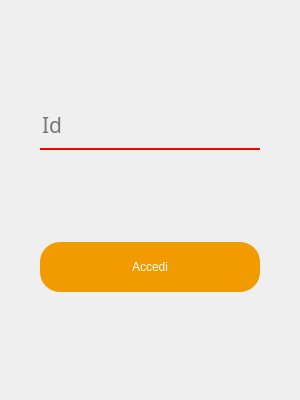
Above: projectIS/home/view/vistalogamm.ui from chritianchiappa/progetto_panificio before the change. Below: the same form after it.
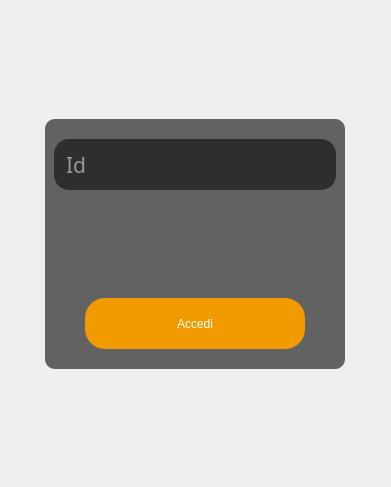
That is the form after the change.

The edit to the form file:
```diff
--- a/projectIS/home/view/vistalogamm.ui
+++ b/projectIS/home/view/vistalogamm.ui
@@ -6,13 +6,13 @@
    <rect>
     <x>0</x>
     <y>0</y>
-    <width>300</width>
-    <height>400</height>
+    <width>391</width>
+    <height>487</height>
    </rect>
   </property>
   <property name="minimumSize">
    <size>
-    <width>300</width>
+    <width>350</width>
     <height>400</height>
    </size>
   </property>
@@ -25,27 +25,81 @@
   <property name="windowTitle">
    <string>Frame</string>
   </property>
+  <layout class="QGridLayout" name="gridLayout">
+   <item row="1" column="0">
+    <spacer name="horizontalSpacer">
+     <property name="orientation">
+      <enum>Qt::Horizontal</enum>
+     </property>
+     <property name="sizeType">
+      <enum>QSizePolicy::Expanding</enum>
+     </property>
+     <property name="sizeHint" stdset="0">
+      <size>
+       <width>40</width>
+       <height>20</height>
+      </size>
+     </property>
+    </spacer>
+   </item>
+   <item row="1" column="2">
+    <spacer name="horizontalSpacer_2">
+     <property name="orientation">
+      <enum>Qt::Horizontal</enum>
+     </property>
+     <property name="sizeType">
+      <enum>QSizePolicy::Expanding</enum>
+     </property>
+     <property name="sizeHint" stdset="0">
+      <size>
+       <width>40</width>
+       <height>20</height>
+      </size>
+     </property>
+    </spacer>
+   </item>
+   <item row="1" column="1">
+    <widget class="QFrame" name="frame">
+     <property name="sizePolicy">
+      <sizepolicy hsizetype="Expanding" vsizetype="Expanding">
+       <horstretch>0</horstretch>
+       <verstretch>0</verstretch>
+      </sizepolicy>
+     </property>
+     <property name="minimumSize">
+      <size>
+       <width>300</width>
+       <height>250</height>
+      </size>
+     </property>
+     <property name="maximumSize">
+      <size>
+       <width>300</width>
+       <height>250</height>
+      </size>
+     </property>
+     <property name="styleSheet">
+      <string notr="true">border-radius:10px;
+background:transparent;
+background-color: rgba(0,0,0,150)</string>
+     </property>
+     <property name="frameShape">
+      <enum>QFrame::StyledPanel</enum>
+     </property>
+     <property name="frameShadow">
+      <enum>QFrame::Raised</enum>
+     </property>
   <layout class="QVBoxLayout" name="verticalLayout">
+      <property name="topMargin">
+       <number>20</number>
+      </property>
+      <property name="bottomMargin">
+       <number>20</number>
+      </property>
    <item>
-    <spacer name="verticalSpacer">
-     <property name="orientation">
-      <enum>Qt::Vertical</enum>
-     </property>
-     <property name="sizeType">
-      <enum>QSizePolicy::Expanding</enum>
-     </property>
-     <property name="sizeHint" stdset="0">
-      <size>
-       <width>20</width>
-       <height>30</height>
-      </size>
-     </property>
-    </spacer>
-   </item>
-   <item alignment="Qt::AlignHCenter">
     <widget class="QLineEdit" name="Id_field">
      <property name="sizePolicy">
-      <sizepolicy hsizetype="Fixed" vsizetype="Fixed">
+         <sizepolicy hsizetype="Expanding" vsizetype="Expanding">
        <horstretch>0</horstretch>
        <verstretch>0</verstretch>
       </sizepolicy>
@@ -81,10 +135,20 @@
       </font>
      </property>
      <property name="styleSheet">
-      <string notr="true">background-color: rgba(0,0,0,0);
-border:none;
-border-bottom:2px solid red;
-padding-bottom:7px;</string>
+         <string notr="true">QLineEdit{
+color: #FFF;
+padding-left:8px;
+padding-right:8px;
+border:2px solid rgb(45, 46, 46);
+border-radius:15px;
+	background-color: rgb(45, 46, 46);
+}
+QLineEdit:hover{
+border:2px solid rgb(45, 46, 46);
+}
+QLineEdit:focus{
+border:2px solid rgb(242, 155, 0);
+}</string>
      </property>
      <property name="placeholderText">
       <string>Id</string>
@@ -102,12 +166,12 @@
      <property name="sizeHint" stdset="0">
       <size>
        <width>20</width>
-       <height>10</height>
+          <height>15</height>
       </size>
      </property>
     </spacer>
    </item>
-   <item alignment="Qt::AlignHCenter">
+      <item>
     <widget class="QLabel" name="error">
      <property name="minimumSize">
       <size>
@@ -115,9 +179,15 @@
        <height>30</height>
       </size>
      </property>
+        <property name="styleSheet">
+         <string notr="true">background:none;</string>
+        </property>
      <property name="text">
       <string/>
      </property>
+        <property name="alignment">
+         <set>Qt::AlignCenter</set>
+        </property>
     </widget>
    </item>
    <item>
@@ -125,9 +195,6 @@
      <property name="orientation">
       <enum>Qt::Vertical</enum>
      </property>
-     <property name="sizeType">
-      <enum>QSizePolicy::Fixed</enum>
-     </property>
      <property name="sizeHint" stdset="0">
       <size>
        <width>20</width>
@@ -138,6 +205,12 @@
    </item>
    <item alignment="Qt::AlignHCenter">
     <widget class="QPushButton" name="la_button">
+        <property name="sizePolicy">
+         <sizepolicy hsizetype="Minimum" vsizetype="Expanding">
+          <horstretch>0</horstretch>
+          <verstretch>0</verstretch>
+         </sizepolicy>
+        </property>
      <property name="minimumSize">
       <size>
        <width>220</width>
@@ -176,7 +249,26 @@
      </property>
     </widget>
    </item>
-   <item>
+     </layout>
+    </widget>
+   </item>
+   <item row="0" column="1">
+    <spacer name="verticalSpacer">
+     <property name="orientation">
+      <enum>Qt::Vertical</enum>
+     </property>
+     <property name="sizeType">
+      <enum>QSizePolicy::Expanding</enum>
+     </property>
+     <property name="sizeHint" stdset="0">
+      <size>
+       <width>20</width>
+       <height>40</height>
+      </size>
+     </property>
+    </spacer>
+   </item>
+   <item row="2" column="1">
     <spacer name="verticalSpacer_2">
      <property name="orientation">
       <enum>Qt::Vertical</enum>
@@ -187,7 +279,7 @@
      <property name="sizeHint" stdset="0">
       <size>
        <width>20</width>
-       <height>30</height>
+       <height>40</height>
       </size>
      </property>
     </spacer>
```
Lines whose indentation alone changed are shown as unchanged.
